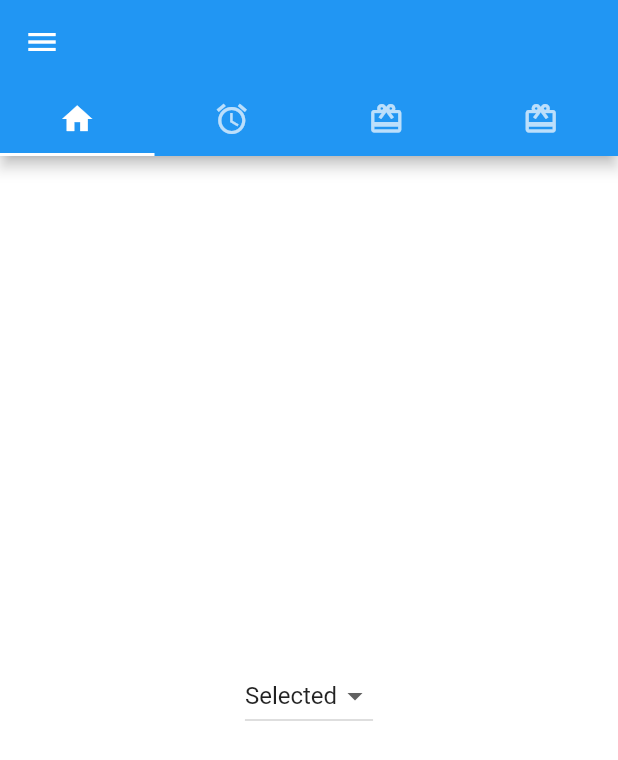
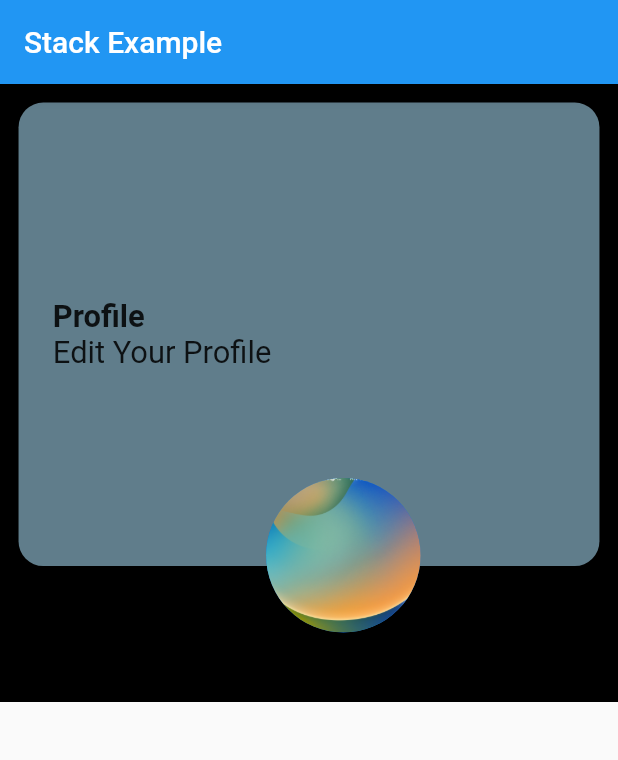
Before and after one commit to mshakir01/cfPakistanFirstApp, a Flutter app: the screen it shows after launch, on a phone screen of 412 x 824 dp. Shown: the top 760 px of the screen. Run offline on Flutter 3.47's test engine with Material 2 defaults, Android fonts, the phone set to English and light mode, and no system bars; our stand-ins replace flutter_screenutil.

Commit message:
update
Responsive Screen Use Screen Util library
Stack
MVVM Architecture

```diff
--- a/lib/main.dart
+++ b/lib/main.dart
@@ -1,15 +1,17 @@
-import 'package:first_app/practice/bottom_navigatoin.dart';
-import 'package:first_app/practice/tab_bar.dart';
-import 'package:first_app/seasion_five.dart';
-import 'package:first_app/season_two.dart';
-import 'package:first_app/third_month/tabbar_screen.dart';
+import 'package:first_app/third_month/stack_screen.dart';
 import 'package:flutter/material.dart';
-import 'five_seasion.dart';
-import 'fourthSeasion.dart';
-import 'home_page.dart';
+import 'package:flutter_screenutil/flutter_screenutil.dart';
+
 
 void main() {
-  runApp(const MyApp());
+  runApp(
+      ScreenUtilInit(
+          designSize:const Size(360, 800),
+          splitScreenMode: true,
+          minTextAdapt: true,
+          builder: (BuildContext context,Widget? child) {
+        return MyApp();
+      }));
 }
 
 class MyApp extends StatelessWidget {
@@ -23,7 +25,7 @@ class MyApp extends StatelessWidget {
       theme: ThemeData(
         primarySwatch: Colors.blue,
       ),
-      home:  TabBarDropDownScreen(),
+      home: const StackScreen(),
     );
   }
 }
--- /dev/null
+++ b/lib/third_month/stack_screen.dart
@@ -0,0 +1,81 @@
+import 'package:flutter/material.dart';
+import 'package:flutter_screenutil/flutter_screenutil.dart';
+
+class StackScreen extends StatefulWidget {
+  const StackScreen({Key? key}) : super(key: key);
+
+  @override
+  State<StackScreen> createState() => _StackScreenState();
+}
+
+class _StackScreenState extends State<StackScreen> {
+  @override
+  Widget build(BuildContext context) {
+    return Scaffold(
+      appBar: AppBar(
+        title: Text("Stack Example"),
+      ),
+      body: Stack(
+        children: [
+          Container(
+            width: double.infinity,
+            height: 400.h,
+            color: Colors.black,
+
+          ),
+          Padding(
+            padding:  EdgeInsets.all(12.sp),
+            child: Container(
+              decoration: BoxDecoration(
+                  color: Colors.blueGrey,
+                  borderRadius: BorderRadius.circular(16.sp)),
+              width: double.infinity,
+              height: 300.h,
+              child: Column(
+                mainAxisAlignment: MainAxisAlignment.center,
+                crossAxisAlignment: CrossAxisAlignment.start,
+                children: [
+                  Padding(
+                    padding:  EdgeInsets.symmetric(horizontal: 20.w),
+                    child: Column(
+                      children: [
+                        Text(
+                          "Profile ",
+                          style: TextStyle(
+                              fontSize: 20.sp, fontWeight: FontWeight.bold),
+                        ),
+                      ],
+                    ),
+                  ),
+                  Padding(
+                    padding:  EdgeInsets.symmetric(horizontal: 20.w),
+                    child: Column(
+                      children: [
+                        Text(
+                          "Edit Your Profile ",
+                          style: TextStyle(
+                              fontSize: 20.sp, fontWeight: FontWeight.normal),
+                        ),
+                      ],
+                    ),
+                  ),
+                ],
+              ),
+            ),
+          ),
+          Positioned(
+            bottom: 45.h,
+            left: 150.w,
+            child: Container(
+              height: 100.h,
+              width: 100.w,
+             child: CircleAvatar(
+               backgroundImage:AssetImage("assets/images/iphone.png"),
+             ),
+            ),
+          )
+        ],
+      ),
+    );
+  }
+}
--- a/pubspec.yaml
+++ b/pubspec.yaml
@@ -36,6 +36,10 @@ dependencies:
   # The following adds the Cupertino Icons font to your application.
   # Use with the CupertinoIcons class for iOS style icons.
   cupertino_icons: ^1.0.2
+  flutter_screenutil: ^5.7.0
+
+
+
 
 dev_dependencies:
   flutter_test:
```
Also changed, not shown: pubspec.lock.
